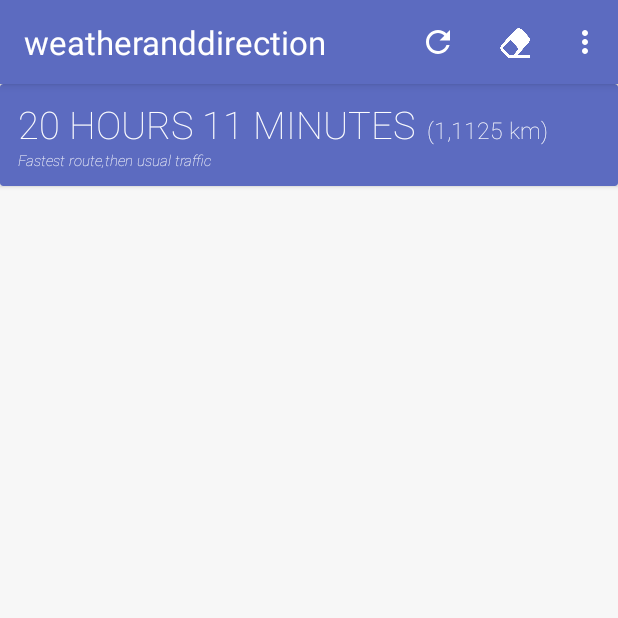
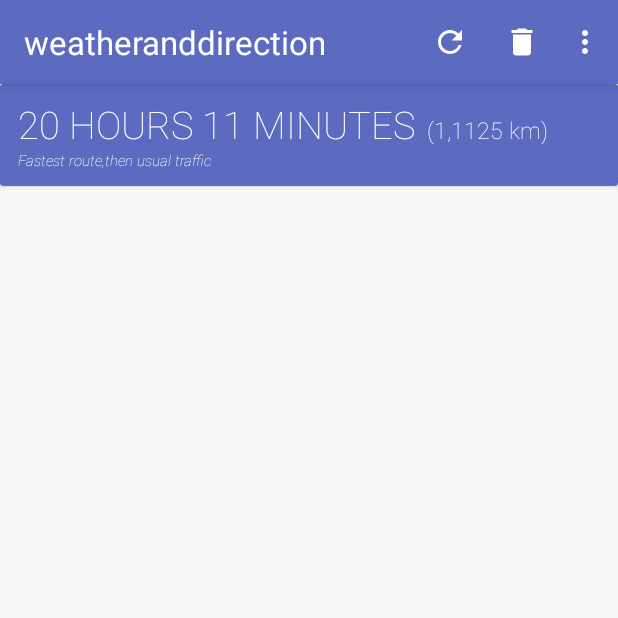
Before and after one commit to rishabhnayak/HelloWorld, an Android app: the screen it shows after launch (MapActivity), on a phone screen of 412 x 824 dp, the top half of it. Run offline under Robolectric (Android 15) with nearby library versions, the phone set to English and light mode, and no system bars; libraries missing offline, so code that uses them is left out: com.google.maps.android, com.sothree.slidinguppanel; plain views replace SlidingUpPanelLayout; pictures from the network do not load; 4 statements that could not run were skipped.

Commit message:
startdate

```diff
--- /dev/null
+++ b/app/src/main/res/drawable/ic_delete_black_24dp.xml
@@ -0,0 +1,9 @@
+<vector xmlns:android="http://schemas.android.com/apk/res/android"
+        android:width="24dp"
+        android:height="24dp"
+        android:viewportWidth="24.0"
+        android:viewportHeight="24.0">
+    <path
+        android:fillColor="#ffffff"
+        android:pathData="M6,19c0,1.1 0.9,2 2,2h8c1.1,0 2,-0.9 2,-2V7H6v12zM19,4h-3.5l-1,-1h-5l-1,1H5v2h14V4z"/>
+</vector>
--- /dev/null
+++ b/app/src/main/res/drawable/send_blue.xml
@@ -0,0 +1,5 @@
+<vector android:alpha="0.78" android:height="24dp"
+    android:viewportHeight="24.0" android:viewportWidth="24.0"
+    android:width="24dp" xmlns:android="http://schemas.android.com/apk/res/android">
+    <path android:fillColor="#5C6BC0" android:pathData="M2.01,21L23,12 2.01,3 2,10l15,2 -15,2z"/>
+</vector>
--- a/app/src/main/res/layout/activity_map.xml
+++ b/app/src/main/res/layout/activity_map.xml
@@ -28,42 +28,7 @@
                     android:layout_height="match_parent"
                     tools:context=".MapsActivity" />
 
-                <android.support.v7.widget.CardView
-                    android:id="@+id/card_date"
-                    android:layout_width="wrap_content"
-                    android:layout_height="wrap_content"
-                    android:layout_alignBottom="@+id/date"
-                    android:layout_marginBottom="10dp"
-                    android:layout_toStartOf="@+id/date"
-                    sothree:cardCornerRadius="7dp"
-                    sothree:cardElevation="5dp">
 
-                    <LinearLayout
-
-                        android:layout_width="wrap_content"
-                        android:layout_height="wrap_content"
-                        android:layout_marginBottom="1dp"
-                        android:layout_marginLeft="15dp"
-                        android:layout_marginRight="15dp"
-                        android:layout_marginTop="1dp"
-                        android:orientation="vertical">
-
-                        <TextView
-                        android:layout_width="wrap_content"
-                        android:layout_height="wrap_content"
-                        android:layout_gravity="center_horizontal"
-                        android:text="Date"
-                        android:textSize="9sp" />
-
-                        <TextView
-                            android:id="@+id/date1"
-                            android:layout_width="wrap_content"
-                            android:layout_height="wrap_content"
-                            android:text="12-12-12"
-                            android:textSize="12sp" />
-                    </LinearLayout>
-
-                </android.support.v7.widget.CardView>
 
 <android.support.v7.widget.CardView
     android:id="@+id/srcdstcard"
@@ -71,7 +36,7 @@
     android:layout_margin="10dp"
     sothree:cardElevation="4dp"
     android:layout_width="match_parent"
-    android:layout_height="wrap_content">
+    android:layout_height="120dp">
                 <RelativeLayout
                     android:layout_width="match_parent"
                     android:layout_height="wrap_content"
@@ -100,6 +65,7 @@
                         android:singleLine="true" />
 
                     <LinearLayout
+
                         android:layout_marginRight="70dp"
                         android:layout_marginLeft="10dp"
                         android:background="@drawable/dottedline"
@@ -121,15 +87,62 @@
                         android:layout_gravity="center_horizontal"
                         android:hint="Destination"
                         android:singleLine="true" />
+                        <android.support.v7.widget.CardView
+
+                            android:layout_marginTop="5dp"
+                            android:layout_marginLeft="10dp"
+                            android:layout_marginRight="10dp"
+                            android:id="@+id/card_date"
+                            sothree:cardBackgroundColor="@color/colorAccent"
+                            android:layout_width="wrap_content"
+                            android:layout_height="match_parent"
+                            android:layout_alignBottom="@+id/date"
+                            android:layout_marginBottom="10dp"
+                            android:layout_toStartOf="@+id/date"
+                            sothree:cardCornerRadius="7dp"
+                            sothree:cardElevation="4dp">
+
+                            <LinearLayout
+                                android:layout_gravity="center_vertical"
+                                android:layout_width="wrap_content"
+                                android:layout_height="wrap_content"
+                                android:layout_marginBottom="3dp"
+                                android:layout_marginLeft="15dp"
+                                android:layout_marginRight="15dp"
+                                android:layout_marginTop="3dp"
+                                android:orientation="horizontal">
+
+                                <TextView
+                                    android:fontFamily="sans-serif-condensed"
+                                    android:textColor="@color/loo_pre"
+                                    android:layout_width="wrap_content"
+                                    android:layout_height="wrap_content"
+                                    android:layout_gravity="center_horizontal"
+                                    android:text="Start Date : "
+                                    android:textSize="12sp" />
+
+                                <TextView
+                                    android:fontFamily="sans-serif-condensed"
+                                    android:textColor="@color/loo_pre"
+                                    android:id="@+id/date1"
+                                    android:layout_width="wrap_content"
+                                    android:layout_height="wrap_content"
+                                    android:text="12-12-12"
+                                    android:textSize="12sp" />
+                            </LinearLayout>
+
+                        </android.support.v7.widget.CardView>
                     </LinearLayout>
+
                     <ImageView
                         android:id="@+id/request_direction"
-                        android:layout_marginRight="15dp"
-                        android:layout_centerInParent="true"
-                        android:layout_alignParentRight="true"
-                        android:src="@drawable/ic_send_black_24dp"
                         android:layout_width="35dp"
-                        android:layout_height="35dp" />
+                        android:layout_height="35dp"
+                        android:layout_alignParentEnd="true"
+                        android:layout_alignParentTop="true"
+                        android:layout_marginEnd="17dp"
+                        android:layout_marginTop="23dp"
+                        android:background="@drawable/ic_send_black_24dp" />
                 </RelativeLayout>
 
 </android.support.v7.widget.CardView>
@@ -204,6 +217,7 @@ android:visibility="gone"
                 </LinearLayout>
 
                 <android.support.design.widget.FloatingActionButton
+                  android:visibility="gone"
                     android:id="@+id/date"
                     android:layout_width="wrap_content"
                     android:layout_height="wrap_content"
@@ -224,6 +238,7 @@ android:visibility="gone"
         </LinearLayout>
     </com.sothree.slidinguppanel.SlidingUpPanelLayout>
     <com.airbnb.lottie.LottieAnimationView
+        android:visibility="gone"
         android:elevation="16dp"
         android:layout_marginLeft="20dp"
         android:layout_marginRight="20dp"
--- a/app/src/main/res/menu/main2.xml
+++ b/app/src/main/res/menu/main2.xml
@@ -7,7 +7,7 @@
         android:title="retry"
         app:showAsAction="always" />
     <item
-        android:icon="@drawable/clear"
+        android:icon="@drawable/ic_delete_black_24dp"
         android:fontFamily="sans-serif-thin"
         android:id="@+id/action_clr"
         android:title="Clear"
```
